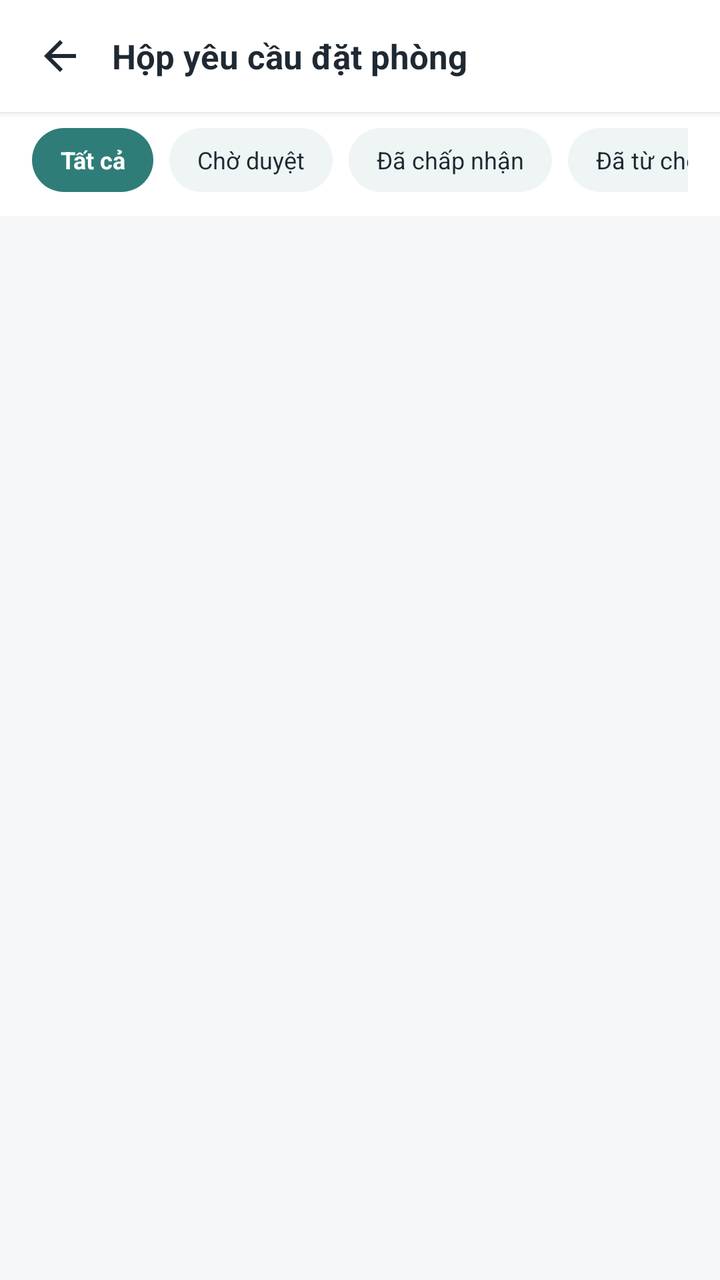
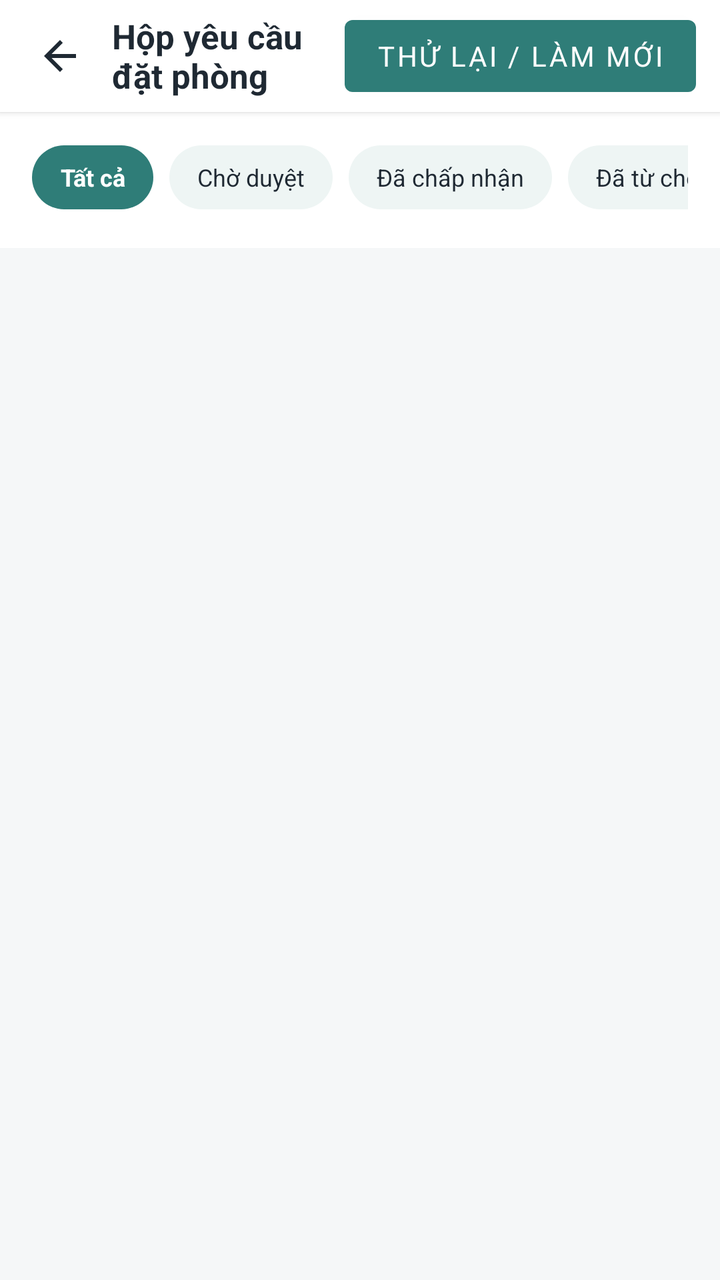

Screens rendered from an Android XML layout before and after an edit, with the pre-edit source and the edit as a unified diff.
<!-- AndroidManifest.xml: application theme Theme.BroomSharing -->
<!-- res/layout/activity_host_bookings.xml -->
<?xml version="1.0" encoding="utf-8"?>
<androidx.constraintlayout.widget.ConstraintLayout xmlns:android="http://schemas.android.com/apk/res/android"
    xmlns:app="http://schemas.android.com/apk/res-auto"
    android:layout_width="match_parent"
    android:layout_height="match_parent"
    android:background="@color/screen_bg">

    
    <LinearLayout
        android:id="@+id/topBar"
        android:layout_width="0dp"
        android:layout_height="56dp"
        android:background="@color/white"
        android:elevation="2dp"
        android:gravity="center_vertical"
        android:orientation="horizontal"
        android:paddingStart="12dp"
        android:paddingEnd="12dp"
        app:layout_constraintEnd_toEndOf="parent"
        app:layout_constraintStart_toStartOf="parent"
        app:layout_constraintTop_toTopOf="parent">

        <ImageView
            android:id="@+id/btnBack"
            android:layout_width="36dp"
            android:layout_height="36dp"
            android:background="?attr/selectableItemBackgroundBorderless"
            android:contentDescription="Quay lại"
            android:padding="6dp"
            android:src="@drawable/ic_arrow_back" />

        <TextView
            android:layout_width="0dp"
            android:layout_height="wrap_content"
            android:layout_marginStart="8dp"
            android:layout_weight="1"
            android:text="Hộp yêu cầu đặt phòng"
            android:textColor="@color/text_primary"
            android:textSize="17sp"
            android:textStyle="bold" />
    </LinearLayout>

    
    <HorizontalScrollView
        android:id="@+id/filterScroll"
        android:layout_width="0dp"
        android:layout_height="wrap_content"
        android:background="@color/white"
        android:paddingStart="16dp"
        android:paddingTop="8dp"
        android:paddingEnd="16dp"
        android:paddingBottom="12dp"
        android:scrollbars="none"
        app:layout_constraintEnd_toEndOf="parent"
        app:layout_constraintStart_toStartOf="parent"
        app:layout_constraintTop_toBottomOf="@id/topBar">

        <LinearLayout
            android:layout_width="wrap_content"
            android:layout_height="wrap_content"
            android:orientation="horizontal">

            <TextView
                android:id="@+id/chipAll"
                android:layout_width="wrap_content"
                android:layout_height="32dp"
                android:background="@drawable/bg_chip_selected"
                android:gravity="center"
                android:paddingStart="14dp"
                android:paddingEnd="14dp"
                android:text="Tất cả"
                android:textColor="@color/white"
                android:textSize="12sp"
                android:textStyle="bold" />

            <TextView
                android:id="@+id/chipPending"
                android:layout_width="wrap_content"
                android:layout_height="32dp"
                android:layout_marginStart="8dp"
                android:background="@drawable/bg_chip"
                android:gravity="center"
                android:paddingStart="14dp"
                android:paddingEnd="14dp"
                android:text="Chờ duyệt"
                android:textColor="@color/text_primary"
                android:textSize="12sp" />

            <TextView
                android:id="@+id/chipConfirmed"
                android:layout_width="wrap_content"
                android:layout_height="32dp"
                android:layout_marginStart="8dp"
                android:background="@drawable/bg_chip"
                android:gravity="center"
                android:paddingStart="14dp"
                android:paddingEnd="14dp"
                android:text="Đã chấp nhận"
                android:textColor="@color/text_primary"
                android:textSize="12sp" />

            <TextView
                android:id="@+id/chipRejected"
                android:layout_width="wrap_content"
                android:layout_height="32dp"
                android:layout_marginStart="8dp"
                android:background="@drawable/bg_chip"
                android:gravity="center"
                android:paddingStart="14dp"
                android:paddingEnd="14dp"
                android:text="Đã từ chối / Hủy"
                android:textColor="@color/text_primary"
                android:textSize="12sp" />
        </LinearLayout>
    </HorizontalScrollView>

    
    <ProgressBar
        android:id="@+id/progressBar"
        android:layout_width="wrap_content"
        android:layout_height="wrap_content"
        android:visibility="gone"
        app:layout_constraintBottom_toBottomOf="parent"
        app:layout_constraintEnd_toEndOf="parent"
        app:layout_constraintStart_toStartOf="parent"
        app:layout_constraintTop_toBottomOf="@id/filterScroll" />

    
    <androidx.recyclerview.widget.RecyclerView
        android:id="@+id/rvBookings"
        android:layout_width="0dp"
        android:layout_height="0dp"
        android:clipToPadding="false"
        android:padding="16dp"
        app:layout_constraintBottom_toBottomOf="parent"
        app:layout_constraintEnd_toEndOf="parent"
        app:layout_constraintStart_toStartOf="parent"
        app:layout_constraintTop_toBottomOf="@id/filterScroll" />

    
    <LinearLayout
        android:id="@+id/layoutEmpty"
        android:layout_width="wrap_content"
        android:layout_height="wrap_content"
        android:gravity="center"
        android:orientation="vertical"
        android:visibility="gone"
        app:layout_constraintBottom_toBottomOf="parent"
        app:layout_constraintEnd_toEndOf="parent"
        app:layout_constraintStart_toStartOf="parent"
        app:layout_constraintTop_toBottomOf="@id/filterScroll">

        <ImageView
            android:layout_width="64dp"
            android:layout_height="64dp"
            android:alpha="0.4"
            android:src="@drawable/ic_booking" />

        <TextView
            android:id="@+id/tvEmptyMessage"
            android:layout_width="wrap_content"
            android:layout_height="wrap_content"
            android:layout_marginTop="12dp"
            android:text="Không có yêu cầu đặt phòng nào."
            android:textColor="@color/text_secondary"
            android:textSize="14sp" />
    </LinearLayout>

</androidx.constraintlayout.widget.ConstraintLayout>
<!-- resources referenced by this layout -->
<resources>
  <color name="screen_bg">#F5F7F8</color>
  <color name="text_primary">#1F2933</color>
  <color name="text_secondary">#667580</color>
  <color name="white">#FFFFFF</color>
  <!-- drawable bg_chip (drawable) -->
  <shape xmlns:android="http://schemas.android.com/apk/res/android" android:shape="rectangle">
      <solid android:color="@color/chip_bg" />
      <corners android:radius="50dp" />
  </shape>
  <!-- drawable bg_chip_selected (drawable) -->
  <shape xmlns:android="http://schemas.android.com/apk/res/android" android:shape="rectangle">
      <solid android:color="@color/teal" />
      <corners android:radius="50dp" />
  </shape>
  <!-- drawable ic_arrow_back (drawable) -->
  <vector xmlns:android="http://schemas.android.com/apk/res/android" android:width="24dp" android:height="24dp" android:viewportWidth="24" android:viewportHeight="24">
      <path android:fillColor="#1F2933" android:pathData="M20,11H7.8l5.6,-5.6L12,4l-8,8 8,8 1.4,-1.4L7.8,13H20z"/>
  </vector>
  <!-- drawable ic_booking (drawable) -->
  <vector xmlns:android="http://schemas.android.com/apk/res/android" android:width="24dp" android:height="24dp" android:viewportWidth="24" android:viewportHeight="24">
      <path android:fillColor="#667580" android:pathData="M4,5h16v16H4zM7,2v6M17,2v6M4,10h16" android:strokeColor="#667580" android:strokeWidth="1.5"/>
  </vector>
  <style name="Theme.BroomSharing" parent="Theme.MaterialComponents.DayNight.NoActionBar">
          <item name="colorPrimary">@color/teal</item>
          <item name="colorSecondary">@color/teal</item>
          <item name="colorPrimaryVariant">@color/teal_dark</item>
          <item name="colorOnPrimary">@color/white</item>
          <item name="android:fontFamily">sans-serif</item>
          <item name="android:windowLightStatusBar">true</item>
          <item name="android:statusBarColor">@color/white</item>
          <item name="android:navigationBarColor">@color/white</item>
          <item name="android:windowBackground">@color/screen_bg</item>
      </style>
  <color name="chip_bg">#EEF5F4</color>
  <color name="teal">#2F7D78</color>
  <color name="teal_dark">#246863</color>
</resources>

<!-- the commit's change to res/layout/activity_host_bookings.xml (unified diff, before → after) -->
@@ -1,169 +1,47 @@
-<?xml version="1.0" encoding="utf-8"?>
-<androidx.constraintlayout.widget.ConstraintLayout xmlns:android="http://schemas.android.com/apk/res/android"
-    xmlns:app="http://schemas.android.com/apk/res-auto"
-    android:layout_width="match_parent"
-    android:layout_height="match_parent"
-    android:background="@color/screen_bg">
+<?xml version='1.0' encoding='utf-8'?>
+<androidx.constraintlayout.widget.ConstraintLayout xmlns:android="http://schemas.android.com/apk/res/android" xmlns:app="http://schemas.android.com/apk/res-auto" android:layout_width="match_parent" android:layout_height="match_parent" android:background="@color/screen_bg">
 
-    
-    <LinearLayout
-        android:id="@+id/topBar"
-        android:layout_width="0dp"
-        android:layout_height="56dp"
-        android:background="@color/white"
-        android:elevation="2dp"
-        android:gravity="center_vertical"
-        android:orientation="horizontal"
-        android:paddingStart="12dp"
-        android:paddingEnd="12dp"
-        app:layout_constraintEnd_toEndOf="parent"
-        app:layout_constraintStart_toStartOf="parent"
-        app:layout_constraintTop_toTopOf="parent">
 
-        <ImageView
-            android:id="@+id/btnBack"
-            android:layout_width="36dp"
-            android:layout_height="36dp"
-            android:background="?attr/selectableItemBackgroundBorderless"
-            android:contentDescription="Quay lại"
-            android:padding="6dp"
-            android:src="@drawable/ic_arrow_back" />
+    <LinearLayout android:id="@+id/topBar" android:layout_width="0dp" android:layout_height="56dp" android:background="@color/white" android:elevation="2dp" android:gravity="center_vertical" android:orientation="horizontal" android:paddingStart="12dp" android:paddingEnd="12dp" app:layout_constraintEnd_toEndOf="parent" app:layout_constraintStart_toStartOf="parent" app:layout_constraintTop_toTopOf="parent">
 
-        <TextView
-            android:layout_width="0dp"
-            android:layout_height="wrap_content"
-            android:layout_marginStart="8dp"
-            android:layout_weight="1"
-            android:text="Hộp yêu cầu đặt phòng"
-            android:textColor="@color/text_primary"
-            android:textSize="17sp"
-            android:textStyle="bold" />
+        <ImageView android:id="@+id/btnBack" android:layout_width="36dp" android:layout_height="36dp" android:background="?attr/selectableItemBackgroundBorderless" android:contentDescription="Quay lại" android:padding="6dp" android:src="@drawable/ic_arrow_back" />
+
+        <TextView android:layout_width="0dp" android:layout_height="wrap_content" android:layout_marginStart="8dp" android:layout_weight="1" android:text="Hộp yêu cầu đặt phòng" android:textColor="@color/text_primary" android:textSize="17sp" android:textStyle="bold" />
+        <Button android:id="@+id/btnRefreshBookings" android:layout_width="wrap_content" android:layout_height="48dp" android:text="@string/booking_refresh" />
     </LinearLayout>
 
-    
-    <HorizontalScrollView
-        android:id="@+id/filterScroll"
-        android:layout_width="0dp"
-        android:layout_height="wrap_content"
-        android:background="@color/white"
-        android:paddingStart="16dp"
-        android:paddingTop="8dp"
-        android:paddingEnd="16dp"
-        android:paddingBottom="12dp"
-        android:scrollbars="none"
-        app:layout_constraintEnd_toEndOf="parent"
-        app:layout_constraintStart_toStartOf="parent"
-        app:layout_constraintTop_toBottomOf="@id/topBar">
 
-        <LinearLayout
-            android:layout_width="wrap_content"
-            android:layout_height="wrap_content"
-            android:orientation="horizontal">
+    <HorizontalScrollView android:id="@+id/filterScroll" android:layout_width="0dp" android:layout_height="wrap_content" android:background="@color/white" android:paddingStart="16dp" android:paddingTop="8dp" android:paddingEnd="16dp" android:paddingBottom="12dp" android:scrollbars="none" app:layout_constraintEnd_toEndOf="parent" app:layout_constraintStart_toStartOf="parent" app:layout_constraintTop_toBottomOf="@id/topBar">
 
-            <TextView
-                android:id="@+id/chipAll"
-                android:layout_width="wrap_content"
-                android:layout_height="32dp"
-                android:background="@drawable/bg_chip_selected"
-                android:gravity="center"
-                android:paddingStart="14dp"
-                android:paddingEnd="14dp"
-                android:text="Tất cả"
-                android:textColor="@color/white"
-                android:textSize="12sp"
-                android:textStyle="bold" />
+        <LinearLayout android:layout_width="wrap_content" android:layout_height="wrap_content" android:orientation="horizontal">
 
-            <TextView
-                android:id="@+id/chipPending"
-                android:layout_width="wrap_content"
-                android:layout_height="32dp"
-                android:layout_marginStart="8dp"
-                android:background="@drawable/bg_chip"
-                android:gravity="center"
-                android:paddingStart="14dp"
-                android:paddingEnd="14dp"
-                android:text="Chờ duyệt"
-                android:textColor="@color/text_primary"
-                android:textSize="12sp" />
+            <TextView android:id="@+id/chipAll" android:layout_width="wrap_content" android:layout_height="32dp" android:background="@drawable/bg_chip_selected" android:gravity="center" android:paddingStart="14dp" android:paddingEnd="14dp" android:text="Tất cả" android:textColor="@color/white" android:textSize="12sp" android:textStyle="bold" />
 
-            <TextView
-                android:id="@+id/chipConfirmed"
-                android:layout_width="wrap_content"
-                android:layout_height="32dp"
-                android:layout_marginStart="8dp"
-                android:background="@drawable/bg_chip"
-                android:gravity="center"
-                android:paddingStart="14dp"
-                android:paddingEnd="14dp"
-                android:text="Đã chấp nhận"
-                android:textColor="@color/text_primary"
-                android:textSize="12sp" />
+            <TextView android:id="@+id/chipPending" android:layout_width="wrap_content" android:layout_height="32dp" android:layout_marginStart="8dp" android:background="@drawable/bg_chip" android:gravity="center" android:paddingStart="14dp" android:paddingEnd="14dp" android:text="Chờ duyệt" android:textColor="@color/text_primary" android:textSize="12sp" />
 
-            <TextView
-                android:id="@+id/chipRejected"
-                android:layout_width="wrap_content"
-                android:layout_height="32dp"
-                android:layout_marginStart="8dp"
-                android:background="@drawable/bg_chip"
-                android:gravity="center"
-                android:paddingStart="14dp"
-                android:paddingEnd="14dp"
-                android:text="Đã từ chối / Hủy"
-                android:textColor="@color/text_primary"
-                android:textSize="12sp" />
+            <TextView android:id="@+id/chipConfirmed" android:layout_width="wrap_content" android:layout_height="32dp" android:layout_marginStart="8dp" android:background="@drawable/bg_chip" android:gravity="center" android:paddingStart="14dp" android:paddingEnd="14dp" android:text="Đã chấp nhận" android:textColor="@color/text_primary" android:textSize="12sp" />
+
+            <TextView android:id="@+id/chipRejected" android:layout_width="wrap_content" android:layout_height="32dp" android:layout_marginStart="8dp" android:background="@drawable/bg_chip" android:gravity="center" android:paddingStart="14dp" android:paddingEnd="14dp" android:text="@string/host_rejected" android:textColor="@color/text_primary" android:textSize="12sp" />
+            <TextView android:id="@+id/chipCancelled" android:layout_width="wrap_content" android:layout_height="48dp" android:paddingStart="14dp" android:paddingEnd="14dp" android:gravity="center" android:text="@string/host_cancelled" android:background="@drawable/bg_chip" />
         </LinearLayout>
     </HorizontalScrollView>
 
-    
-    <ProgressBar
-        android:id="@+id/progressBar"
-        android:layout_width="wrap_content"
-        android:layout_height="wrap_content"
-        android:visibility="gone"
-        app:layout_constraintBottom_toBottomOf="parent"
-        app:layout_constraintEnd_toEndOf="parent"
-        app:layout_constraintStart_toStartOf="parent"
-        app:layout_constraintTop_toBottomOf="@id/filterScroll" />
+    <LinearLayout android:id="@+id/schedulePanel" android:layout_width="0dp" android:layout_height="wrap_content" android:orientation="vertical" android:visibility="gone" app:layout_constraintTop_toBottomOf="@id/filterScroll" app:layout_constraintStart_toStartOf="parent" app:layout_constraintEnd_toEndOf="parent">
+        <Button android:id="@+id/btnScheduleDay" android:layout_width="match_parent" android:layout_height="wrap_content" android:text="@string/host_schedule_day" />
+        <ScrollView android:layout_width="match_parent" android:layout_height="140dp"><TextView android:id="@+id/tvSchedule" android:layout_width="match_parent" android:layout_height="wrap_content" android:padding="12dp" android:textSize="14sp" /></ScrollView>
+    </LinearLayout>
 
-    
-    <androidx.recyclerview.widget.RecyclerView
-        android:id="@+id/rvBookings"
-        android:layout_width="0dp"
-        android:layout_height="0dp"
-        android:clipToPadding="false"
-        android:padding="16dp"
-        app:layout_constraintBottom_toBottomOf="parent"
-        app:layout_constraintEnd_toEndOf="parent"
-        app:layout_constraintStart_toStartOf="parent"
-        app:layout_constraintTop_toBottomOf="@id/filterScroll" />
+    <ProgressBar android:id="@+id/progressBar" android:layout_width="wrap_content" android:layout_height="wrap_content" android:visibility="gone" app:layout_constraintBottom_toBottomOf="parent" app:layout_constraintEnd_toEndOf="parent" app:layout_constraintStart_toStartOf="parent" app:layout_constraintTop_toBottomOf="@id/schedulePanel" />
 
-    
-    <LinearLayout
-        android:id="@+id/layoutEmpty"
-        android:layout_width="wrap_content"
-        android:layout_height="wrap_content"
-        android:gravity="center"
-        android:orientation="vertical"
-        android:visibility="gone"
-        app:layout_constraintBottom_toBottomOf="parent"
-        app:layout_constraintEnd_toEndOf="parent"
-        app:layout_constraintStart_toStartOf="parent"
-        app:layout_constraintTop_toBottomOf="@id/filterScroll">
 
-        <ImageView
-            android:layout_width="64dp"
-            android:layout_height="64dp"
-            android:alpha="0.4"
-            android:src="@drawable/ic_booking" />
+    <androidx.recyclerview.widget.RecyclerView android:id="@+id/rvBookings" android:layout_width="0dp" android:layout_height="0dp" android:clipToPadding="false" android:padding="16dp" app:layout_constraintBottom_toBottomOf="parent" app:layout_constraintEnd_toEndOf="parent" app:layout_constraintStart_toStartOf="parent" app:layout_constraintTop_toBottomOf="@id/schedulePanel" />
 
-        <TextView
-            android:id="@+id/tvEmptyMessage"
-            android:layout_width="wrap_content"
-            android:layout_height="wrap_content"
-            android:layout_marginTop="12dp"
-            android:text="Không có yêu cầu đặt phòng nào."
-            android:textColor="@color/text_secondary"
-            android:textSize="14sp" />
+
+    <LinearLayout android:id="@+id/layoutEmpty" android:layout_width="wrap_content" android:layout_height="wrap_content" android:gravity="center" android:orientation="vertical" android:visibility="gone" app:layout_constraintBottom_toBottomOf="parent" app:layout_constraintEnd_toEndOf="parent" app:layout_constraintStart_toStartOf="parent" app:layout_constraintTop_toBottomOf="@id/schedulePanel">
+
+        <ImageView android:layout_width="64dp" android:layout_height="64dp" android:alpha="0.4" android:src="@drawable/ic_booking" />
+
+        <TextView android:id="@+id/tvEmptyMessage" android:layout_width="wrap_content" android:layout_height="wrap_content" android:layout_marginTop="12dp" android:text="Không có yêu cầu đặt phòng nào." android:textColor="@color/text_secondary" android:textSize="14sp" />
     </LinearLayout>
 
 </androidx.constraintlayout.widget.ConstraintLayout>
<!-- resource entries referenced after the edit -->
@@ -22,6 +22,10 @@
   <vector xmlns:android="http://schemas.android.com/apk/res/android" android:width="24dp" android:height="24dp" android:viewportWidth="24" android:viewportHeight="24">
       <path android:fillColor="#667580" android:pathData="M4,5h16v16H4zM7,2v6M17,2v6M4,10h16" android:strokeColor="#667580" android:strokeWidth="1.5"/>
   </vector>
+  <string name="booking_refresh">Thử lại / làm mới</string>
+  <string name="host_cancelled">Đã hủy</string>
+  <string name="host_rejected">Đã từ chối</string>
+  <string name="host_schedule_day">Chọn ngày xem lịch</string>
   <style name="Theme.BroomSharing" parent="Theme.MaterialComponents.DayNight.NoActionBar">
           <item name="colorPrimary">@color/teal</item>
           <item name="colorSecondary">@color/teal</item>
